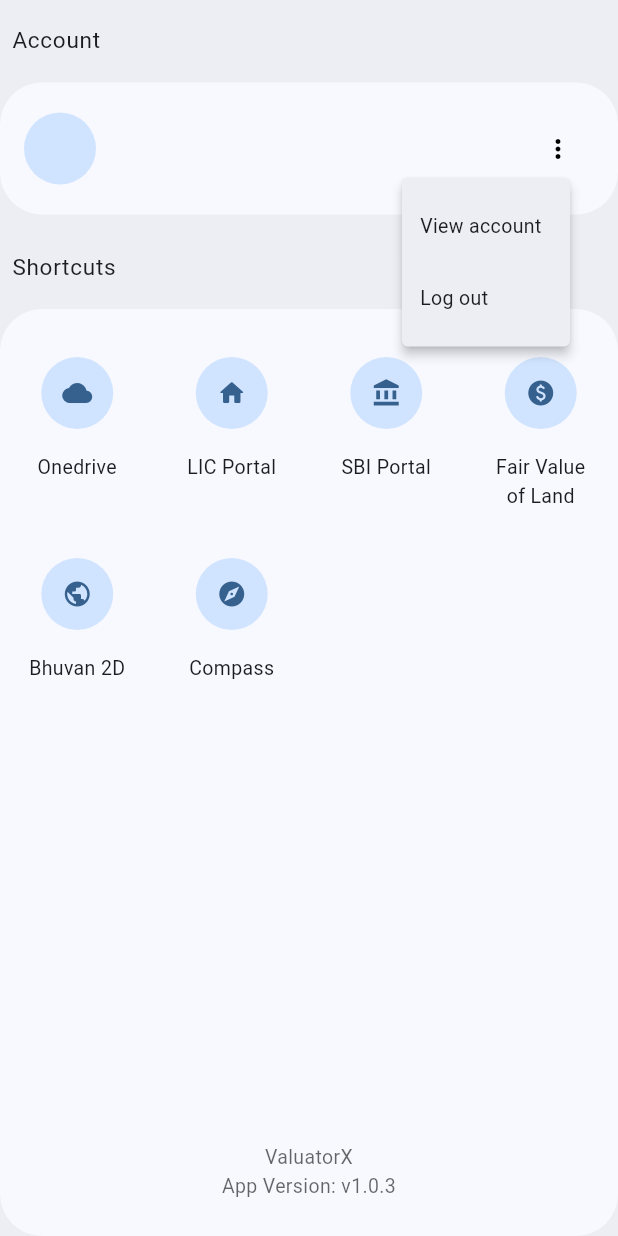
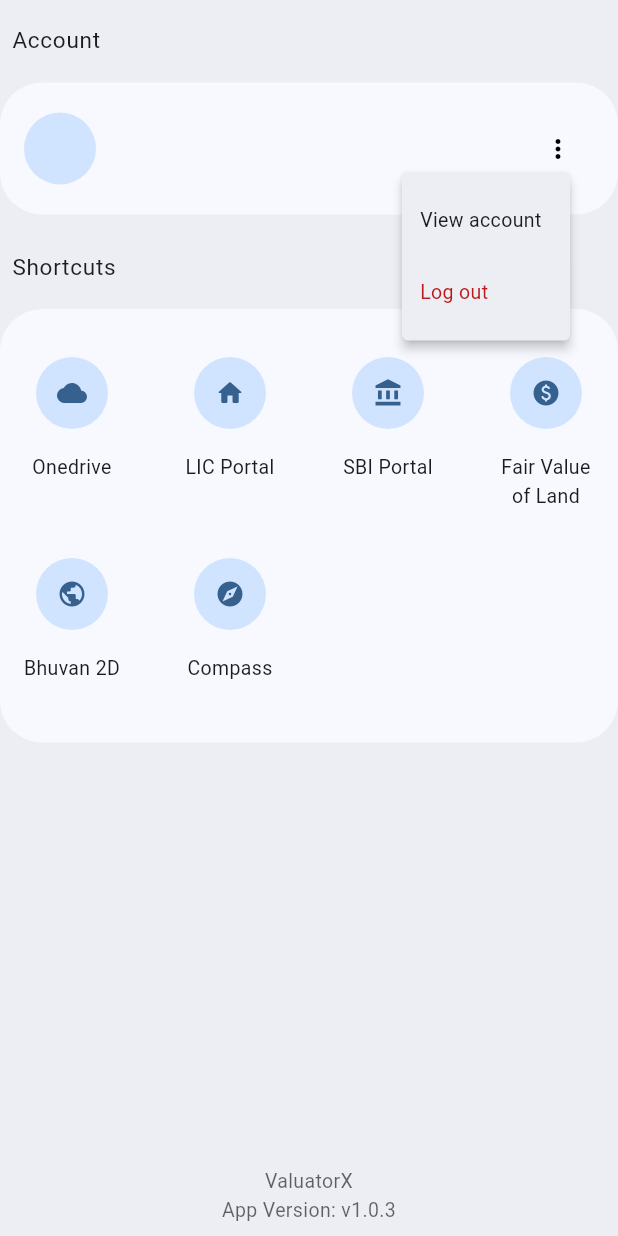
Before and after one commit to deninpaul/ValuatorX, a Flutter app: the MoreScreen screen opened directly, after a tap on the "more vert" icon, on a phone screen of 412 x 824 dp. Run offline on Flutter 3.47's test engine with Material 3 defaults, Android fonts, the phone set to English and light mode, and no system bars; our stand-ins replace flutter_compass, flutter_dotenv, flutter_map, geocoding, geolocator, hive_ce and 4 more; missing offline and left inert: dart:html, flutter_map_cache, flutter_map_marker_cluster, flutter_quill, http_cache_hive_store, markdown and 2 more; accounts and stored records are empty.

Commit message:
fix: UX enhancements to MoreScreen page

```diff
--- a/lib/main.dart
+++ b/lib/main.dart
@@ -3,7 +3,7 @@
 import 'package:provider/provider.dart';
 import 'package:valuatorx/pages/home_screen.dart';
 import 'package:valuatorx/pages/login/login_screen.dart';
-import 'package:valuatorx/pages/splash_screen/splash_screen.dart';
+import 'package:valuatorx/pages/login/splash_screen.dart';
 import 'package:valuatorx/providers/auth_provider.dart';
 import 'package:flutter_dotenv/flutter_dotenv.dart';
 import 'package:valuatorx/providers/land_rate_provider.dart';
--- a/lib/pages/common/header/search_header.dart
+++ b/lib/pages/common/header/search_header.dart
@@ -49,7 +49,7 @@
               ),
             ),
           const SizedBox(width: 8),
-          PopupMenuButton(offset: const Offset(0, 48), itemBuilder: (ctx) => [...widget.actions]),
+          PopupMenuButton(icon: Icon(Icons.more_vert), offset: const Offset(0, 48), itemBuilder: (ctx) => [...widget.actions]),
         ],
       ),
     );
--- a/lib/pages/land_rate/land_rate_form.dart
+++ b/lib/pages/land_rate/land_rate_form.dart
@@ -102,7 +102,11 @@
           leading: IconButton(icon: Icon(Icons.close), onPressed: cancelForm),
           actions: [
             SaveButton(formKey: _formKey, onSubmit: submitForm, enabled: ready, creating: provider.isCreating),
-            PopupMenuButton(offset: const Offset(0, 48), itemBuilder: (ctx) => [PopupMenuItem(child: Text("Clear form"))]),
+            PopupMenuButton(
+              icon: Icon(Icons.more_vert),
+              offset: const Offset(0, 48),
+              itemBuilder: (ctx) => [PopupMenuItem(child: Text("Clear form"))],
+            ),
           ],
         ),
         body: SingleChildScrollView(
--- a/lib/pages/more/more_screen.dart
+++ b/lib/pages/more/more_screen.dart
@@ -41,13 +41,6 @@
     final authProvider = Provider.of<AuthProvider>(context);
     final skeletonDecoration = BoxDecoration(color: colorScheme.surfaceContainer, borderRadius: BorderRadius.circular(40));
 
-    int columnCount =
-        isMobile(context)
-            ? 4
-            : isDesktop(context)
-            ? 11
-            : 5;
-
     onLogOut() {
       authProvider.signOut();
       Navigator.pushNamedAndRemoveUntil(context, '/', (Route<dynamic> route) => false);
@@ -80,7 +73,14 @@
                         Row(
                           spacing: 20,
                           children: [
-                            CircleAvatar(backgroundColor: colorScheme.primaryContainer, radius: 24, child: authProvider.isLoading ? SizedBox(height: 20, width: 20, child: CircularProgressIndicator(strokeWidth: 3,),) : Text(profile)),
+                            CircleAvatar(
+                              backgroundColor: colorScheme.primaryContainer,
+                              radius: 24,
+                              child:
+                                  authProvider.isLoading
+                                      ? SizedBox(height: 20, width: 20, child: CircularProgressIndicator(strokeWidth: 3))
+                                      : Text(profile),
+                            ),
                             authProvider.isLoading
                                 ? Shimmer.fromColors(
                                   baseColor: colorScheme.surfaceContainerHigh,
@@ -104,14 +104,20 @@
                           ],
                         ),
                         PopupMenuButton(
-                          offset: const Offset(-16, 44),
+                          icon: Icon(Icons.more_vert),
+                          offset: const Offset(-16, 40),
                           itemBuilder:
                               (ctx) => [
                                 PopupMenuItem(
                                   onTap: () => onOpenURL('https://myaccount.microsoft.com/'),
-                                  child: Text("View account", style: textTheme.bodyMedium),
+                                  child: Text("View account  ", style: textTheme.bodyMedium),
                                 ),
-                                PopupMenuItem(onTap: onLogOut, child: Text("Log out", style: textTheme.bodyMedium)),
+                                PopupMenuItem(
+                                  onTap: onLogOut,
+                                  child: Row(
+                                    children: [Text("Log out   ", style: textTheme.bodyMedium!.copyWith(color: colorScheme.error))],
+                                  ),
+                                ),
                               ],
                         ),
                       ],
@@ -119,8 +125,7 @@
                   ),
                   SizedBox(height: 8),
                   MoreTitle(title: "Shortcuts"),
-                  Expanded(
-                    child: Container(
+                  Container(
                     padding: EdgeInsets.symmetric(horizontal: 8, vertical: 24),
                     decoration: BoxDecoration(color: colorScheme.surface, borderRadius: BorderRadius.circular(28)),
                     child: Column(
@@ -129,11 +134,12 @@
                         SizedBox(height: 8),
                         LayoutBuilder(
                           builder: (context, constraints) {
-                              double spacing = 16;
-                              double itemWidth = (constraints.maxWidth - (columnCount - 1) * spacing) / columnCount;
+                            double itemWidth = 80;
+                            double columnCount = MediaQuery.of(context).size.width / (isMobile(context) ? 100 : 120);
+                            double spacing = (constraints.maxWidth - columnCount.floor() * itemWidth) / (columnCount.floor() - 1);
                             final tiles = [
                               LinkTile(
-                                  onPressed: () => onOpenURL('http://bit.ly/4lZL6ah'),
+                                onPressed: () => onOpenURL('https://samantoassociates-my.sharepoint.com/my?id=%2Fpersonal%2Fantopaul%5Fsamanto%5Fin%2FDocuments%2FSAMANTO%20ASSOCIATES%20%28P%29%20Ltd'),
                                 title: "Onedrive",
                                 subTitle: "Open",
                                 icon: Icons.cloud,
@@ -178,18 +184,14 @@
                             );
                           },
                         ),
-                          Spacer(),
-                          Container(
-                            padding: EdgeInsets.only(bottom: 0, top: 16),
-                            child: Text(
-                              "ValuatorX\nApp Version: v1.0.3",
-                              textAlign: TextAlign.center,
-                              style: TextStyle(color: theme.hintColor),
-                            ),
-                          ),
+                        SizedBox(height: 16),
                       ],
                     ),
                   ),
+                  Spacer(),
+                  Container(
+                    padding: EdgeInsets.only(bottom: isMobile(context) ? 8 : 12, top: 16),
+                    child: Text("ValuatorX\nApp Version: v1.0.3", textAlign: TextAlign.center, style: TextStyle(color: theme.hintColor)),
                   ),
                 ],
               ),
--- a/lib/pages/valuation/valuation_form.dart
+++ b/lib/pages/valuation/valuation_form.dart
@@ -174,7 +174,11 @@
         actions: [
           SaveButton(formKey: _formKey, onSubmit: submitForm, enabled: ready, creating: provider.isCreating),
           if (kIsWeb) SizedBox(width: 8),
-          PopupMenuButton(offset: const Offset(0, 48), itemBuilder: (ctx) => [PopupMenuItem(child: Text("Clear form"))]),
+          PopupMenuButton(
+            icon: Icon(Icons.more_vert),
+            offset: const Offset(0, 48),
+            itemBuilder: (ctx) => [PopupMenuItem(child: Text("Clear form"))],
+          ),
           if (kIsWeb) SizedBox(width: 8),
         ],
         bottom: TabBar(controller: _tabController, isScrollable: true, tabs: tabs.map((tab) => Tab(text: tab)).toList()),
--- a/pubspec.yaml
+++ b/pubspec.yaml
@@ -1,7 +1,7 @@
 name: valuatorx
 description: "Create and manage valuation reports and more with ValuatorX"
 publish_to: 'none'
-version: 1.0.3+24
+version: 1.0.3+25
 environment:
   sdk: ^3.7.0
 dependencies:
```
Also changed, not shown: lib/pages/login/splash_screen.dart (renamed from lib/pages/splash_screen/splash_screen.dart). Lines whose indentation alone changed are shown as unchanged.
